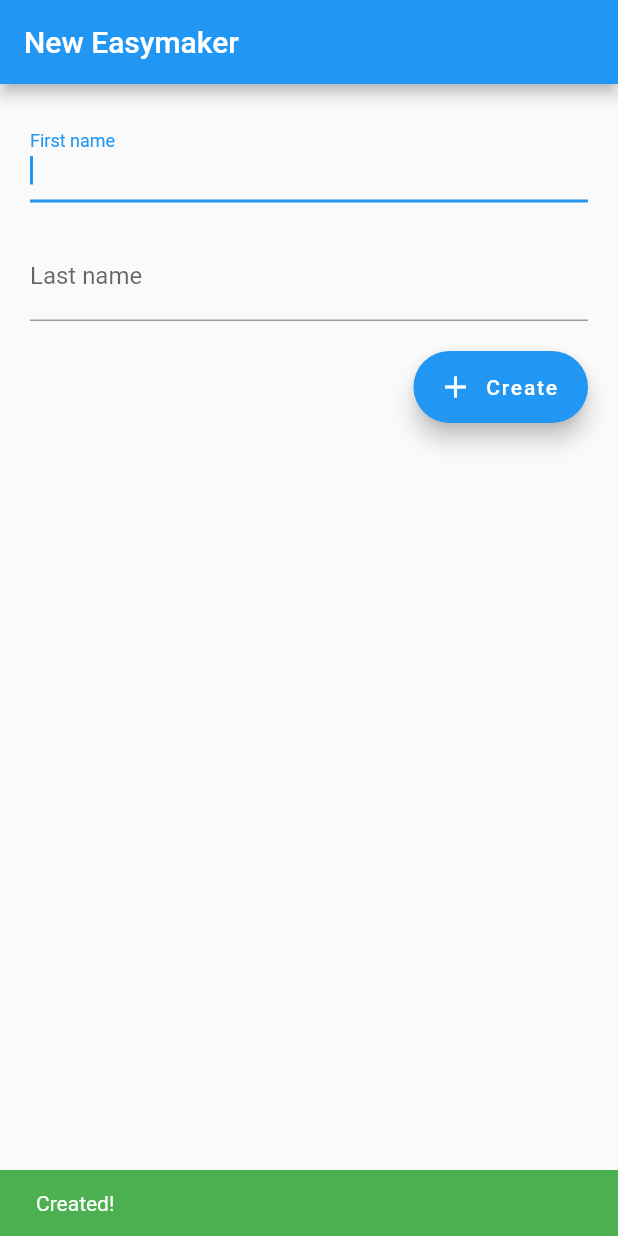
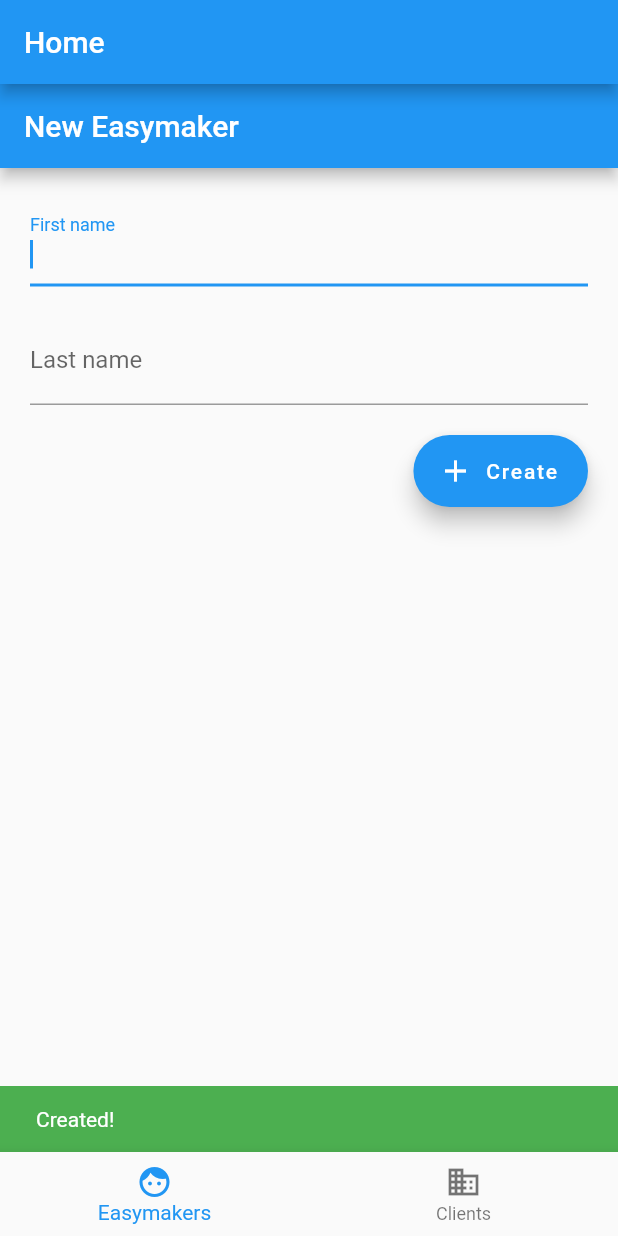
Before and after one commit to GaetanRdn/where_my_coworkers, a Flutter app: the screen it shows after launch, after a tap on "Create", on a phone screen of 412 x 824 dp. Run offline on Flutter 3.47's test engine with Material 2 defaults, Android fonts, the phone set to English and light mode, and no system bars; missing offline and left inert: localstore.

Commit message:
feature(Home): handle navigation between easymakers and clients
Closes #3

```diff
--- /dev/null
+++ b/lib/home_page.dart
@@ -0,0 +1,70 @@
+
+import 'package:easymakers_tracker/client_form.dart';
+import 'package:easymakers_tracker/easymaker_form.dart';
+import 'package:easymakers_tracker/easymaker_storage.dart';
+import 'package:flutter/material.dart';
+
+class HomePage extends StatefulWidget {
+  const HomePage({Key? key}) : super(key: key);
+
+  @override
+  State<StatefulWidget> createState() => _HomePageState();
+}
+
+class _HomePageState extends State<HomePage> {
+  int _selectedIndex = 0;
+
+  @override
+  void initState() {
+    super.initState();
+  }
+
+  void pageChanged(int index) {
+    setState(() {
+      _selectedIndex = index;
+    });
+  }
+
+  void bottomTapped(int index) {
+    setState(() {
+      _selectedIndex = index;
+      _pageController.animateToPage(index,
+          duration: const Duration(milliseconds: 500), curve: Curves.ease);
+    });
+  }
+
+  @override
+  Widget build(BuildContext context) {
+    return Scaffold(
+      appBar: AppBar(
+        title: const Text('Home'),
+      ),
+      body: PageView(
+        physics: const ClampingScrollPhysics(),
+        onPageChanged: (index) {
+          pageChanged(index);
+        },
+        controller: _pageController,
+        children: [
+          EasymakerFormPage(storage: EasymakerStorage()),
+          const ClientFormPage(),
+        ],
+      ),
+      bottomNavigationBar: BottomNavigationBar(
+        currentIndex: _selectedIndex,
+        onTap: (index) {
+          bottomTapped(index);
+        },
+        items: const [
+          BottomNavigationBarItem(icon: Icon(Icons.face), label: 'Easymakers'),
+          BottomNavigationBarItem(icon: Icon(Icons.business), label: 'Clients'),
+        ],
+      ),
+    );
+  }
+}
+
+PageController _pageController = PageController(
+  initialPage: 0,
+  keepPage: true,
+);
--- a/lib/main.dart
+++ b/lib/main.dart
@@ -1,6 +1,5 @@
 
-import 'package:easymakers_tracker/easymaker_form.dart';
-import 'package:easymakers_tracker/easymaker_storage.dart';
+import 'package:easymakers_tracker/home_page.dart';
 import 'package:flutter/material.dart';
 
 void main() {
@@ -18,7 +17,7 @@ class MyApp extends StatelessWidget {
       theme: ThemeData(
         primarySwatch: Colors.blue,
       ),
-      home: EasymakerFormPage(storage: EasymakerStorage()),
+      home: const HomePage(),
     );
   }
 }
```
Also changed, not shown: lib/client_form.dart (added, +34 -0 lines).
